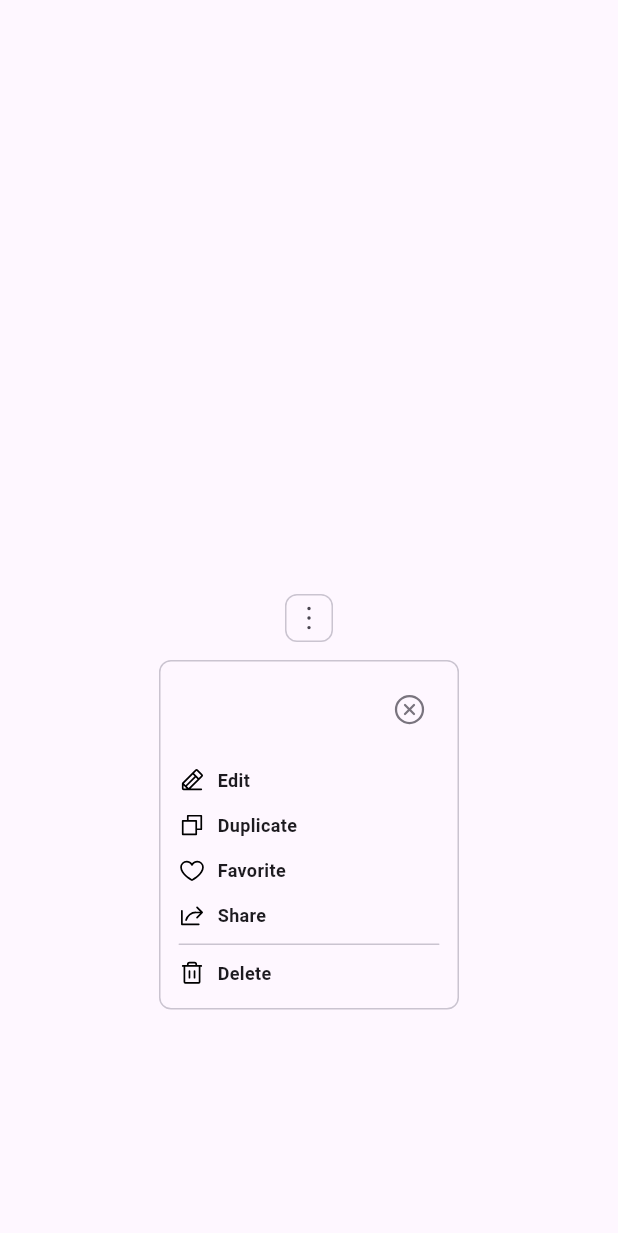
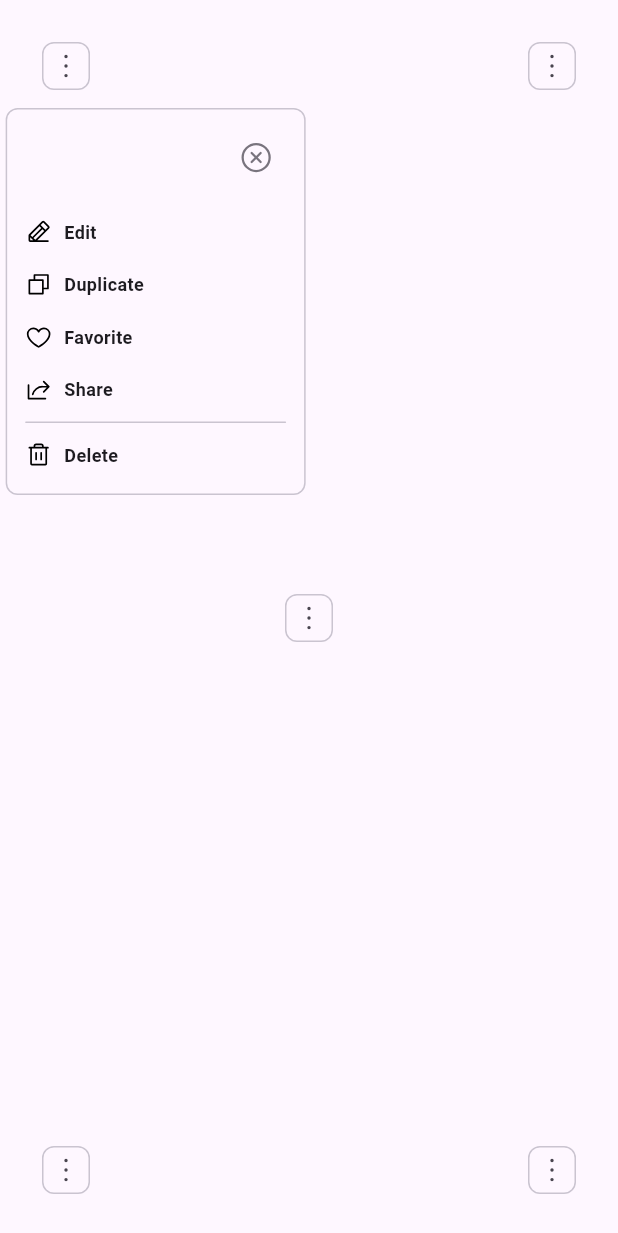
Before and after one commit to zTomz/custom_popup, a Flutter app: the screen it shows after launch, after a tap on an icon or button, on a phone screen of 412 x 824 dp. Shown: the top 1233 px of the screen. Run offline on Flutter 3.47's test engine with Material 3 defaults, Android fonts, the phone set to English and light mode, and no system bars; our stand-ins replace phosphor_flutter.

Commit message:
Completed dialog positioning

```diff
--- a/example/lib/main.dart
+++ b/example/lib/main.dart
@@ -1,5 +1,6 @@
 import 'package:custom_popup/custom_popup.dart';
 import 'package:flutter/material.dart';
+import 'package:flutter/widgets.dart';
 import 'package:phosphor_flutter/phosphor_flutter.dart';
 
 void main() {
@@ -14,12 +15,49 @@ class MainApp extends StatelessWidget {
     return MaterialApp(
       theme: ThemeData(
         extensions: const [
-          CustomPopupThemeExtension(),
+          CustomPopupTheme(),
         ],
       ),
-      home: Scaffold(
-        body: Center(
-          child: CustomPopupButton(
+      home: const Scaffold(
+        body: Stack(
+          fit: StackFit.expand,
+          children: [
+            Positioned(
+              top: 20,
+              left: 20,
+              child: CustomButton(),
+            ),
+            Positioned(
+              top: 20,
+              right: 20,
+              child: CustomButton(),
+            ),
+            Positioned(
+              bottom: 20,
+              left: 20,
+              child: CustomButton(),
+            ),
+            Positioned(
+              bottom: 20,
+              right: 20,
+              child: CustomButton(),
+            ),
+            Center(
+              child: CustomButton(),
+            ),
+          ],
+        ),
+      ),
+    );
+  }
+}
+
+class CustomButton extends StatelessWidget {
+  const CustomButton({super.key});
+
+  @override
+  Widget build(BuildContext context) {
+    return CustomPopupButton(
       icon: PhosphorIcon(
         PhosphorIcons.dotsThreeVertical(),
       ),
@@ -64,9 +102,7 @@ class MainApp extends StatelessWidget {
           onTap: () {},
         ),
       ],
-          ),
-        ),
-      ),
+      position: CustomPopupPosition.relative,
     );
   }
 }
--- a/lib/custom_popup.dart
+++ b/lib/custom_popup.dart
@@ -2,4 +2,4 @@ library custom_popup;
 
 export 'src/button.dart';
 export 'src/button_element.dart';
-export 'src/theme_extemsion.dart';
+export 'src/custom_popup_theme.dart';
--- /dev/null
+++ b/lib/extensions/theme_extension.dart
@@ -0,0 +1,9 @@
+import 'package:flutter/material.dart';
+
+import '../src/custom_popup_theme.dart';
+
+extension CustomPopupThemeExtension on BuildContext {
+  CustomPopupTheme get customPopupTheme =>
+      Theme.of(this).extension<CustomPopupTheme>() ??
+      CustomPopupTheme.fallback();
+}
--- a/lib/src/button.dart
+++ b/lib/src/button.dart
@@ -1,3 +1,4 @@
+import 'package:custom_popup/extensions/theme_extension.dart';
 import 'package:custom_popup/src/close_button.dart';
 import 'package:flutter/material.dart';
 import 'package:custom_popup/custom_popup.dart';
@@ -14,11 +15,14 @@ class CustomPopupButton extends StatefulWidget {
   /// Choose between [CustomPopupButtonItem] and [CustomPopupMenuDivider]
   final List<CustomPopupMenuElement> items;
 
+  final CustomPopupPosition? position;
+
   const CustomPopupButton({
     super.key,
     required this.icon,
     this.closeIcon,
     required this.items,
+    this.position,
   });
 
   @override
@@ -31,9 +35,7 @@ class _CustomPopupButtonState extends State<CustomPopupButton> {
 
   @override
   Widget build(BuildContext context) {
-    final customPopupButtonTheme =
-        Theme.of(context).extension<CustomPopupThemeExtension>() ??
-            CustomPopupThemeExtension.fallback();
+    final customPopupButtonTheme = context.customPopupTheme;
 
     return IconButton(
       key: _iconButtonKey,
@@ -65,16 +67,13 @@ class _CustomPopupButtonState extends State<CustomPopupButton> {
     );
   }
 
-  Widget popupMenuBuilder(
-      BuildContext context, CustomPopupThemeExtension theme) {
+  /// This builds the popup menu
+  Widget popupMenuBuilder(BuildContext context, CustomPopupTheme theme) {
     RenderBox iconButtonBox =
         _iconButtonKey.currentContext?.findRenderObject() as RenderBox;
-    Offset position = iconButtonBox.localToGlobal(Offset.zero);
 
-    return Positioned(
-      top: position.dy + iconButtonBox.size.height + theme.smallSpacing,
-      left: position.dx - theme.width / 2 + iconButtonBox.size.width / 2,
-      child: Container(
+    late Offset buttonPosition;
+    final Widget popupMenu = Container(
       width: theme.width,
       padding: EdgeInsets.all(theme.defaultSpacing),
       decoration: BoxDecoration(
@@ -87,6 +86,7 @@ class _CustomPopupButtonState extends State<CustomPopupButton> {
         ),
       ),
       child: Column(
+        mainAxisSize: MainAxisSize.min,
         children: [
           CustomPopupCloseButton(
             icon: widget.closeIcon ??
@@ -101,7 +101,96 @@ class _CustomPopupButtonState extends State<CustomPopupButton> {
           ...widget.items,
         ],
       ),
-      ),
+    );
+
+    if (widget.position == CustomPopupPosition.centered) {
+      return Center(
+        child: popupMenu,
+      );
+    } else if (widget.position == CustomPopupPosition.relative) {
+      buttonPosition = _calculateRelativePosition(
+        context,
+        iconButtonBox,
+        widget.position!,
+      );
+    } else {
+      if (theme.position == CustomPopupPosition.centered) {
+        return Center(
+          child: popupMenu,
+        );
+      } else {
+        buttonPosition = _calculateRelativePosition(
+          context,
+          iconButtonBox,
+          theme.position,
         );
       }
     }
+
+    return Positioned(
+      top: buttonPosition.dy,
+      left: buttonPosition.dx,
+      child: popupMenu,
+    );
+  }
+
+  /// This function calculates the relative position of the popup to the button
+  Offset _calculateRelativePosition(
+    BuildContext context,
+    RenderBox iconButtonBox,
+    CustomPopupPosition position,
+  ) {
+    final theme = context.customPopupTheme;
+    final screenSize = MediaQuery.sizeOf(context);
+
+    final buttonPosition = iconButtonBox.localToGlobal(Offset.zero);
+    final popupMenuSize = calculateMenuSize(theme);
+
+    final bool displayAbove = buttonPosition.dy +
+            iconButtonBox.size.height +
+            popupMenuSize.height +
+            theme.smallSpacing >
+        screenSize.height;
+    final double relativeXPosition =
+        (buttonPosition.dx + iconButtonBox.size.width / 2) / screenSize.width;
+
+    return Offset(
+      (-theme.width + iconButtonBox.size.width) * relativeXPosition +
+          buttonPosition.dx,
+      displayAbove
+          ? buttonPosition.dy -
+              popupMenuSize.height -
+              theme.smallSpacing -
+              2 // - 2 because of the border allignment
+          : buttonPosition.dy + iconButtonBox.size.height + theme.smallSpacing,
+    );
+  }
+
+  /// This calculates the size of the menu based on the number of items inside of it and the themes width.
+  Size calculateMenuSize(
+    CustomPopupTheme theme,
+  ) {
+    double height = 0;
+
+    height += theme.defaultSpacing * 2;
+    height += CustomPopupCloseButton.size;
+    height += theme.defaultSpacing;
+
+    for (CustomPopupMenuElement item in widget.items) {
+      height += item.calculateWidgetHeight(context);
+    }
+
+    return Size(
+      theme.width,
+      height,
+    );
+  }
+}
+
+enum CustomPopupPosition {
+  /// If the popup is positioned relative to the button
+  relative,
+
+  /// If the popup is positioned centered on the screen like a dialog
+  centered;
+}
--- a/lib/src/button_element.dart
+++ b/lib/src/button_element.dart
@@ -1,8 +1,10 @@
-import 'package:custom_popup/custom_popup.dart';
+import 'package:custom_popup/extensions/theme_extension.dart';
 import 'package:flutter/material.dart';
 
 sealed class CustomPopupMenuElement extends Widget {
-  const CustomPopupMenuElement({super.key});
+  const CustomPopupMenuElement(this.calculateWidgetHeight, {super.key});
+
+  final double Function(BuildContext context) calculateWidgetHeight;
 }
 
 class CustomPopupButtonItem extends StatelessWidget
@@ -16,21 +18,25 @@ class CustomPopupButtonItem extends StatelessWidget
   /// The function that is called when the button is pressed
   final void Function() onTap;
 
+  /// The height of the button, default is 35
+  final double height;
+
   /// A button in the popup
   const CustomPopupButtonItem({
     super.key,
     required this.label,
     required this.icon,
     required this.onTap,
+    this.height = 35,
   });
 
   @override
   Widget build(BuildContext context) {
-    final customPopupButtonTheme =
-        Theme.of(context).extension<CustomPopupThemeExtension>() ??
-            CustomPopupThemeExtension.fallback();
+    final customPopupButtonTheme = context.customPopupTheme;
 
-    return Padding(
+    return SizedBox(
+      height: height,
+      child: Padding(
         padding: const EdgeInsets.symmetric(vertical: 2),
         child: Material(
           color: Colors.transparent,
@@ -62,23 +68,32 @@ class CustomPopupButtonItem extends StatelessWidget
             ),
           ),
         ),
+      ),
     );
   }
+
+  @override
+  double Function(BuildContext context) get calculateWidgetHeight =>
+      (_) => height;
 }
 
 class CustomPopupMenuDivider extends StatelessWidget
     implements CustomPopupMenuElement {
+  /// The height of the divider. Default to 1
+  final double height;
+
   /// Used to divide the items in the menu
-  const CustomPopupMenuDivider({super.key});
+  const CustomPopupMenuDivider({
+    super.key,
+    this.height = 1,
+  });
 
   @override
   Widget build(BuildContext context) {
-    final customPopupButtonTheme =
-        Theme.of(context).extension<CustomPopupThemeExtension>() ??
-            CustomPopupThemeExtension.fallback();
+    final customPopupButtonTheme = context.customPopupTheme;
 
     return Container(
-      height: 1,
+      height: height,
       margin: EdgeInsets.all(customPopupButtonTheme.smallSpacing),
       decoration: BoxDecoration(
         color: Theme.of(context).colorScheme.outlineVariant,
@@ -87,4 +102,8 @@ class CustomPopupMenuDivider extends StatelessWidget
       ),
     );
   }
+
+  @override
+  double Function(BuildContext context) get calculateWidgetHeight =>
+      (context) => height + context.customPopupTheme.smallSpacing * 2;
 }
--- a/lib/src/close_button.dart
+++ b/lib/src/close_button.dart
@@ -10,12 +10,15 @@ class CustomPopupCloseButton extends StatelessWidget {
     required this.onClose,
   });
 
+  static const double size = 24;
+
   @override
   Widget build(BuildContext context) {
     return Align(
       alignment: Alignment.centerRight,
       child: IconButton(
         icon: icon,
+        iconSize: size,
         color: Theme.of(context).colorScheme.outline,
         constraints: const BoxConstraints(),
         padding: EdgeInsets.zero,
--- a/lib/src/theme_extemsion.dart
+++ b/lib/src/custom_popup_theme.dart
@@ -1,10 +1,13 @@
 import 'dart:ui';
 
+import 'package:custom_popup/custom_popup.dart';
 import 'package:flutter/material.dart';
 
-class CustomPopupThemeExtension
-    extends ThemeExtension<CustomPopupThemeExtension> {
+class CustomPopupTheme
+    extends ThemeExtension<CustomPopupTheme> {
   final Color? backgroundColor;
+
+  final CustomPopupPosition position;
 
   final double width;
 
@@ -14,8 +17,9 @@ class CustomPopupThemeExtension
   final double smallSpacing;
   final double defaultSpacing;
 
-  const CustomPopupThemeExtension({
+  const CustomPopupTheme({
     this.backgroundColor,
+    this.position = CustomPopupPosition.relative,
     this.width = 200,
     this.smallBorderRadius = 4,
     this.borderRadius = 8,
@@ -24,17 +28,18 @@ class CustomPopupThemeExtension
   });
 
   @override
-  CustomPopupThemeExtension copyWith({
+  CustomPopupTheme copyWith({
     Color? backgroundColor,
-    Color? borderColor,
+    CustomPopupPosition? position,
     double? width,
     double? smallBorderRadius,
     double? borderRadius,
     double? smallSpacing,
     double? defaultSpacing,
   }) {
-    return CustomPopupThemeExtension(
+    return CustomPopupTheme(
       backgroundColor: backgroundColor ?? this.backgroundColor,
+      position: position ?? this.position,
       width: width ?? this.width,
       smallBorderRadius: smallBorderRadius ?? this.smallBorderRadius,
       borderRadius: borderRadius ?? this.borderRadius,
@@ -44,14 +49,15 @@ class CustomPopupThemeExtension
   }
 
   @override
-  CustomPopupThemeExtension lerp(
-      ThemeExtension<CustomPopupThemeExtension>? other, double t) {
-    if (other is! CustomPopupThemeExtension) {
+  CustomPopupTheme lerp(
+      ThemeExtension<CustomPopupTheme>? other, double t) {
+    if (other is! CustomPopupTheme) {
       return this;
     }
 
-    return CustomPopupThemeExtension(
+    return CustomPopupTheme(
       backgroundColor: Color.lerp(backgroundColor, other.backgroundColor, t),
+      position: other.position,
       width: lerpDouble(width, other.width, t)!,
       smallBorderRadius:
           lerpDouble(smallBorderRadius, other.smallBorderRadius, t)!,
@@ -61,5 +67,6 @@ class CustomPopupThemeExtension
     );
   }
 
-  static CustomPopupThemeExtension fallback() => const CustomPopupThemeExtension();
+  static CustomPopupTheme fallback() =>
+      const CustomPopupTheme();
 }
```
Lines whose indentation alone changed are shown as unchanged.
